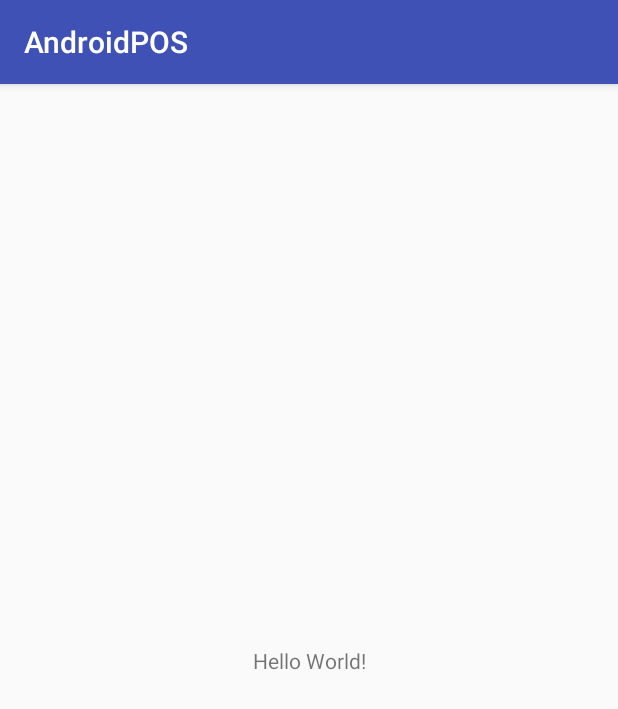
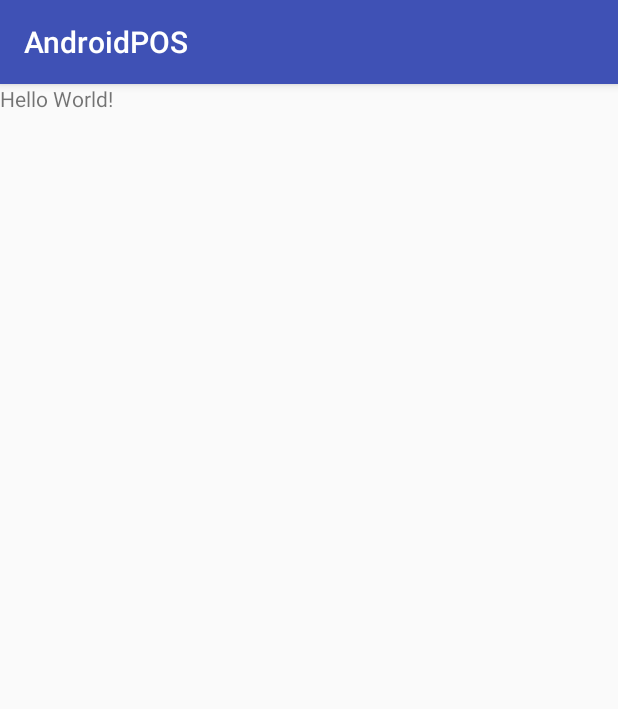
Before and after one commit to vamshedhar/AndroidPOS, an Android app: the screen it shows after launch (MainActivity), on a phone screen of 412 x 824 dp. Shown: the top 709 px of the screen. Run offline under Robolectric (Android 15) with nearby library versions, the phone set to English and light mode, and no system bars.

```diff
--- a/app/build.gradle
+++ b/app/build.gradle
@@ -22,7 +22,13 @@ dependencies {
     implementation fileTree(dir: 'libs', include: ['*.jar'])
     implementation 'com.android.support:appcompat-v7:26.1.0'
     implementation 'com.android.support.constraint:constraint-layout:1.1.0'
+    implementation 'com.google.firebase:firebase-auth:11.0.4'
+    implementation 'com.google.firebase:firebase-database:11.0.4'
     testImplementation 'junit:junit:4.12'
     androidTestImplementation 'com.android.support.test:runner:1.0.1'
     androidTestImplementation 'com.android.support.test.espresso:espresso-core:3.0.1'
 }
+
+
+
+apply plugin: 'com.google.gms.google-services'
--- a/app/src/main/res/layout/activity_main.xml
+++ b/app/src/main/res/layout/activity_main.xml
@@ -1,5 +1,5 @@
 <?xml version="1.0" encoding="utf-8"?>
-<android.support.constraint.ConstraintLayout xmlns:android="http://schemas.android.com/apk/res/android"
+<RelativeLayout xmlns:android="http://schemas.android.com/apk/res/android"
     xmlns:app="http://schemas.android.com/apk/res-auto"
     xmlns:tools="http://schemas.android.com/tools"
     android:layout_width="match_parent"
@@ -15,4 +15,4 @@
         app:layout_constraintRight_toRightOf="parent"
         app:layout_constraintTop_toTopOf="parent" />
 
-</android.support.constraint.ConstraintLayout>
+</RelativeLayout>
--- a/build.gradle
+++ b/build.gradle
@@ -12,6 +12,7 @@ buildscript {
 
         // NOTE: Do not place your application dependencies here; they belong
         // in the individual module build.gradle files
+        classpath 'com.google.gms:google-services:3.1.0'
     }
 }
 
```
Also changed, not shown: 1 other file.
